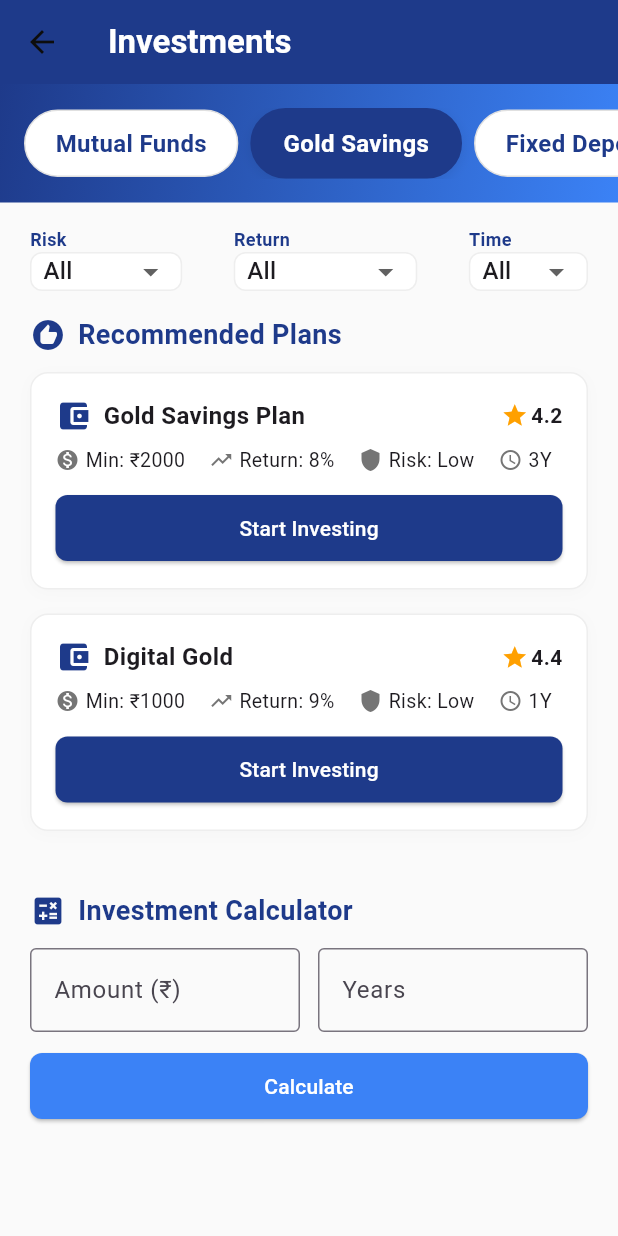
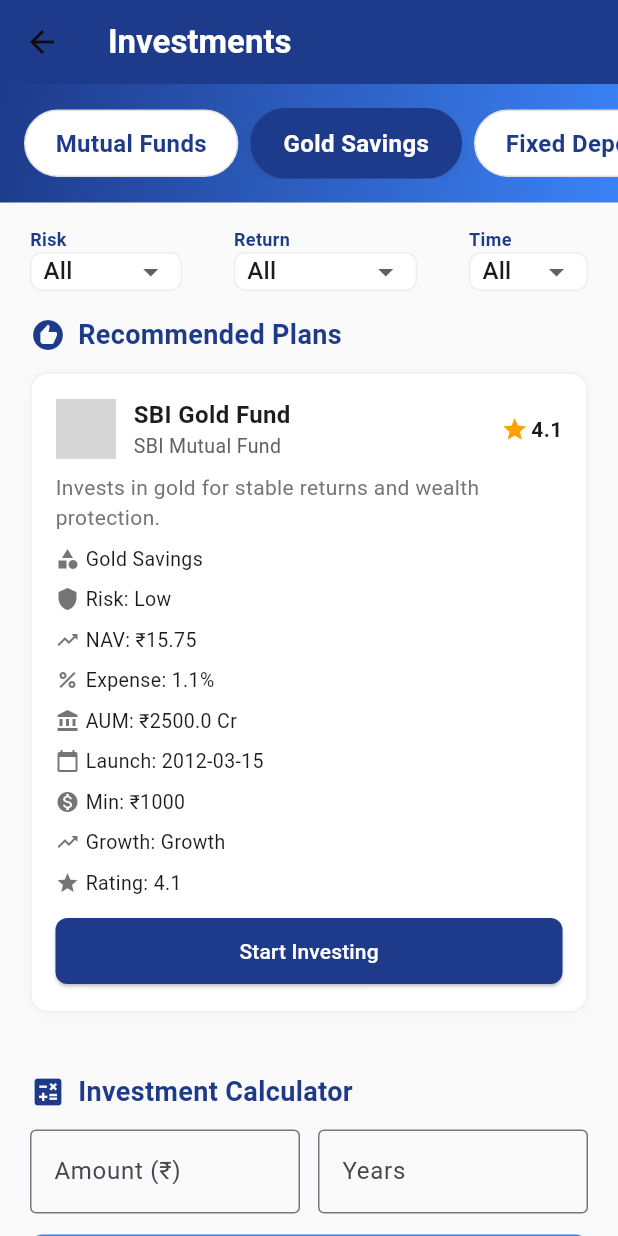
Before and after one commit to prantiksanki/Faida, a Flutter app: the InvestmentPage screen opened by its route, after a tap on "Gold Savings", on a phone screen of 412 x 824 dp. Run offline on Flutter 3.47's test engine with Material 3 defaults, Android fonts, the phone set to English and light mode, and no system bars; our stand-ins replace shared_preferences; accounts and stored records are empty; network calls fail; grey boxes are pictures that could not be loaded.

Commit message:
investment page update

```diff
--- a/frontend/faida_demo/lib/screens/investment_page.dart
+++ b/frontend/faida_demo/lib/screens/investment_page.dart
@@ -30,94 +30,104 @@
   // Recommended plans (mock data)
   final List<Map<String, dynamic>> _plans = [
     {
-      'name': 'Bluechip Mutual Fund',
-      'category': 'Mutual Funds',
-      'rating': 4.5,
-      'minInvestment': 5000,
-      'expectedReturn': '12%',
-      'risk': 'Medium',
-      'time': '5Y',
+      "mfName": "Axis Bluechip Fund",
+      "mfCode": "AXISBCF001",
+      "amcName": "Axis Mutual Fund",
+      "category": "Mutual Funds",
+      "subcategory": "Large Cap",
+      "riskLevel": "Moderate",
+      "currentNAV": 48.25,
+      "navDate": "2025-07-13",
+      "expenseRatio": 1.52,
+      "aum": 13500.25,
+      "launchDate": "2010-05-01",
+      "minInvestment": 500,
+      "growthType": "Growth",
+      "isOpenEnded": true,
+      "rating": 4.3,
+      "description": "A large-cap equity fund focusing on stable long-term returns.",
+      "imageUrl": "https://www.chieflearningofficer.com/wp-content/uploads/2022/06/axis-bank-logo-1.jpg",
+      "status": "Active",
     },
     {
-      'name': 'Gold Savings Plan',
-      'category': 'Gold Savings',
-      'rating': 4.2,
-      'minInvestment': 2000,
-      'expectedReturn': '8%',
-      'risk': 'Low',
-      'time': '3Y',
+      "mfName": "SBI Gold Fund",
+      "mfCode": "SBIGF002",
+      "amcName": "SBI Mutual Fund",
+      "category": "Gold Savings",
+      "subcategory": "Gold",
+      "riskLevel": "Low",
+      "currentNAV": 15.75,
+      "navDate": "2025-07-13",
+      "expenseRatio": 1.10,
+      "aum": 2500.00,
+      "launchDate": "2012-03-15",
+      "minInvestment": 1000,
+      "growthType": "Growth",
+      "isOpenEnded": true,
+      "rating": 4.1,
+      "description": "Invests in gold for stable returns and wealth protection.",
+      "imageUrl": "https://i.pinimg.com/originals/2a/2c/1d/2a2c1d90075390b22e7e6060254dab0d.jpg",
+      "status": "Active",
     },
     {
-      'name': 'Crypto Growth',
-      'category': 'Crypto',
-      'rating': 4.8,
-      'minInvestment': 1000,
-      'expectedReturn': '18%',
-      'risk': 'High',
-      'time': '1Y',
+      "mfName": "HDFC Short Term Debt Fund",
+      "mfCode": "HDFCDT003",
+      "amcName": "HDFC Mutual Fund",
+      "category": "Bonds",
+      "subcategory": "Debt",
+      "riskLevel": "Low",
+      "currentNAV": 22.10,
+      "navDate": "2025-07-13",
+      "expenseRatio": 0.85,
+      "aum": 8000.00,
+      "launchDate": "2015-08-10",
+      "minInvestment": 5000,
+      "growthType": "Growth",
+      "isOpenEnded": true,
+      "rating": 4.0,
+      "description": "Short term debt fund for low risk and steady returns.",
+      "imageUrl": "https://static.vecteezy.com/system/resources/previews/020/336/703/original/hdfc-logo-hdfc-icon-free-free-vector.jpg",
+      "status": "Active",
     },
     {
-      'name': 'Government Bonds',
-      'category': 'Bonds',
-      'rating': 4.0,
-      'minInvestment': 10000,
-      'expectedReturn': '7%',
-      'risk': 'Low',
-      'time': '10Y+',
+      "mfName": "ICICI Prudential Technology Fund",
+      "mfCode": "ICICITF004",
+      "amcName": "ICICI Prudential",
+      "category": "Mutual Funds",
+      "subcategory": "Sectoral",
+      "riskLevel": "High",
+      "currentNAV": 210.50,
+      "navDate": "2025-07-13",
+      "expenseRatio": 2.05,
+      "aum": 9500.00,
+      "launchDate": "2018-01-20",
+      "minInvestment": 1000,
+      "growthType": "Growth",
+      "isOpenEnded": true,
+      "rating": 4.6,
+      "description": "Invests in technology sector for high growth potential.",
+      "imageUrl": "https://i.pinimg.com/originals/05/77/0b/05770b37ae535a178b27ab0c666f8f88.jpg",
+      "status": "Active",
     },
     {
-      'name': 'SIP Starter',
-      'category': 'SIPs',
-      'rating': 4.3,
-      'minInvestment': 500,
-      'expectedReturn': '10%',
-      'risk': 'Medium',
-      'time': '5Y',
-    },
-    {
-      'name': 'FD Plus',
-      'category': 'Fixed Deposits',
-      'rating': 4.1,
-      'minInvestment': 10000,
-      'expectedReturn': '6.5%',
-      'risk': 'Low',
-      'time': '3Y',
-    },
-    {
-      'name': 'High Growth Fund',
-      'category': 'Mutual Funds',
-      'rating': 4.7,
-      'minInvestment': 10000,
-      'expectedReturn': '15%',
-      'risk': 'High',
-      'time': '5Y',
-    },
-    {
-      'name': 'Digital Gold',
-      'category': 'Gold Savings',
-      'rating': 4.4,
-      'minInvestment': 1000,
-      'expectedReturn': '9%',
-      'risk': 'Low',
-      'time': '1Y',
-    },
-    {
-      'name': 'Bitcoin Fund',
-      'category': 'Crypto',
-      'rating': 4.6,
-      'minInvestment': 5000,
-      'expectedReturn': '20%',
-      'risk': 'High',
-      'time': '3Y',
-    },
-    {
-      'name': 'Tax Saver Fund',
-      'category': 'Mutual Funds',
-      'rating': 4.2,
-      'minInvestment': 15000,
-      'expectedReturn': '11%',
-      'risk': 'Medium',
-      'time': '3Y',
+      "mfName": "Kotak Savings Plan",
+      "mfCode": "KOTAKSP005",
+      "amcName": "Kotak Mutual Fund",
+      "category": "SIPs",
+      "subcategory": "Savings",
+      "riskLevel": "Medium",
+      "currentNAV": 35.80,
+      "navDate": "2025-07-13",
+      "expenseRatio": 1.25,
+      "aum": 4000.00,
+      "launchDate": "2016-06-05",
+      "minInvestment": 500,
+      "growthType": "Growth",
+      "isOpenEnded": true,
+      "rating": 4.2,
+      "description": "Systematic investment plan for disciplined savings.",
+      "imageUrl": "https://wpassets.adda247.com/wp-content/uploads/multisite/sites/5/2022/08/16090243/titled-design.jpg",
+      "status": "Active",
     },
   ];
 
@@ -345,43 +355,62 @@
         crossAxisAlignment: CrossAxisAlignment.start,
         children: [
           Row(
-            mainAxisAlignment: MainAxisAlignment.spaceBetween,
             children: [
-              Row(
+              plan['imageUrl'] != null
+                  ? ClipRRect(
+                      borderRadius: BorderRadius.circular(8),
+                      child: Image.network(
+                        plan['imageUrl'],
+                        width: 40,
+                        height: 40,
+                        fit: BoxFit.cover,
+                      ),
+                    )
+                  : Icon(Icons.account_balance_wallet, color: Color(0xFF1E3A8A), size: 40),
+              const SizedBox(width: 12),
+              Expanded(
+                child: Column(
+                  crossAxisAlignment: CrossAxisAlignment.start,
                   children: [
-                  Icon(
-                    Icons.account_balance_wallet,
-                    color: const Color(0xFF1E3A8A),
-                  ),
-                  const SizedBox(width: 8),
                     Text(
-                    plan['name'],
+                      plan['mfName'] ?? plan['name'] ?? '',
                       style: const TextStyle(
                         fontWeight: FontWeight.bold,
                         fontSize: 16,
                       ),
                     ),
+                    Text(
+                      plan['amcName'] ?? '',
+                      style: TextStyle(
+                        color: Colors.grey[700],
+                        fontSize: 13,
+                      ),
+                    ),
                   ],
                 ),
-              _buildRating(plan['rating']),
+              ),
+              _buildRating(plan['rating']?.toDouble() ?? 0),
             ],
           ),
           const SizedBox(height: 8),
-          Row(
+          Text(
+            plan['description'] ?? '',
+            style: TextStyle(color: Colors.grey[600]),
+          ),
+          const SizedBox(height: 8),
+          Wrap(
+            spacing: 16,
+            runSpacing: 8,
             children: [
-              _buildPlanDetail(
-                Icons.monetization_on,
-                'Min: ₹${plan['minInvestment']}',
-              ),
-              const SizedBox(width: 16),
-              _buildPlanDetail(
-                Icons.trending_up,
-                'Return: ${plan['expectedReturn']}',
-              ),
-              const SizedBox(width: 16),
-              _buildPlanDetail(Icons.shield, 'Risk: ${plan['risk']}'),
-              const SizedBox(width: 16),
-              _buildPlanDetail(Icons.access_time, plan['time']),
+              _buildPlanDetail(Icons.category, plan['category'] ?? ''),
+              _buildPlanDetail(Icons.shield, 'Risk: ${plan['riskLevel'] ?? plan['risk'] ?? ''}'),
+              _buildPlanDetail(Icons.trending_up, 'NAV: ₹${plan['currentNAV'] ?? ''}'),
+              _buildPlanDetail(Icons.percent, 'Expense: ${plan['expenseRatio'] ?? ''}%'),
+              _buildPlanDetail(Icons.account_balance, 'AUM: ₹${plan['aum'] ?? ''} Cr'),
+              _buildPlanDetail(Icons.calendar_today, 'Launch: ${plan['launchDate'] != null ? plan['launchDate'].toString().substring(0,10) : ''}'),
+              _buildPlanDetail(Icons.monetization_on, 'Min: ₹${plan['minInvestment'] ?? ''}'),
+              _buildPlanDetail(Icons.trending_up, 'Growth: ${plan['growthType'] ?? ''}'),
+              _buildPlanDetail(Icons.star, 'Rating: ${plan['rating'] ?? ''}'),
             ],
           ),
           const SizedBox(height: 12),
```
Lines whose indentation alone changed are shown as unchanged.
